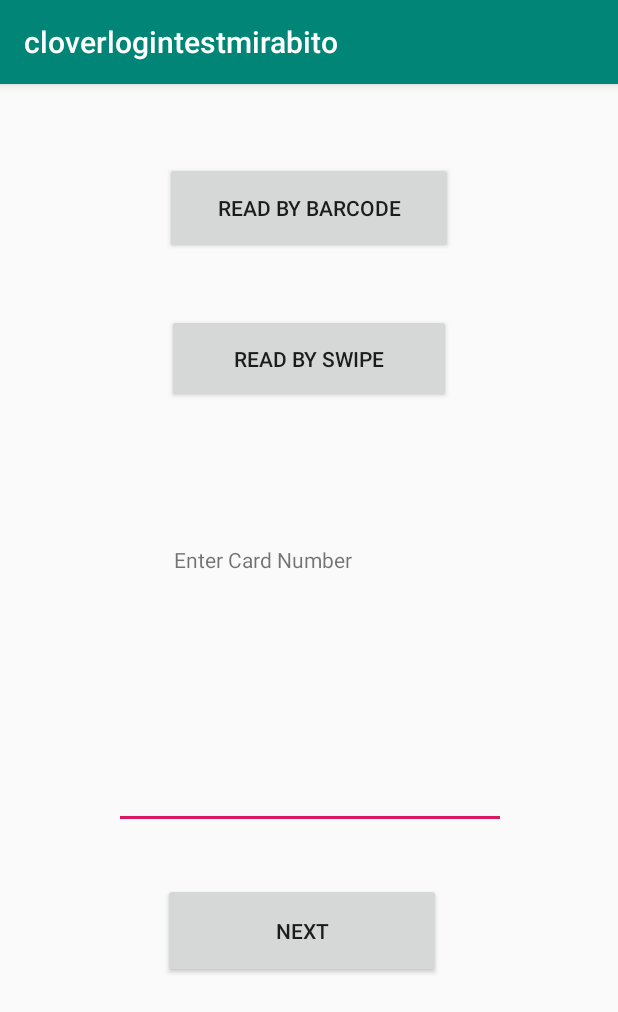
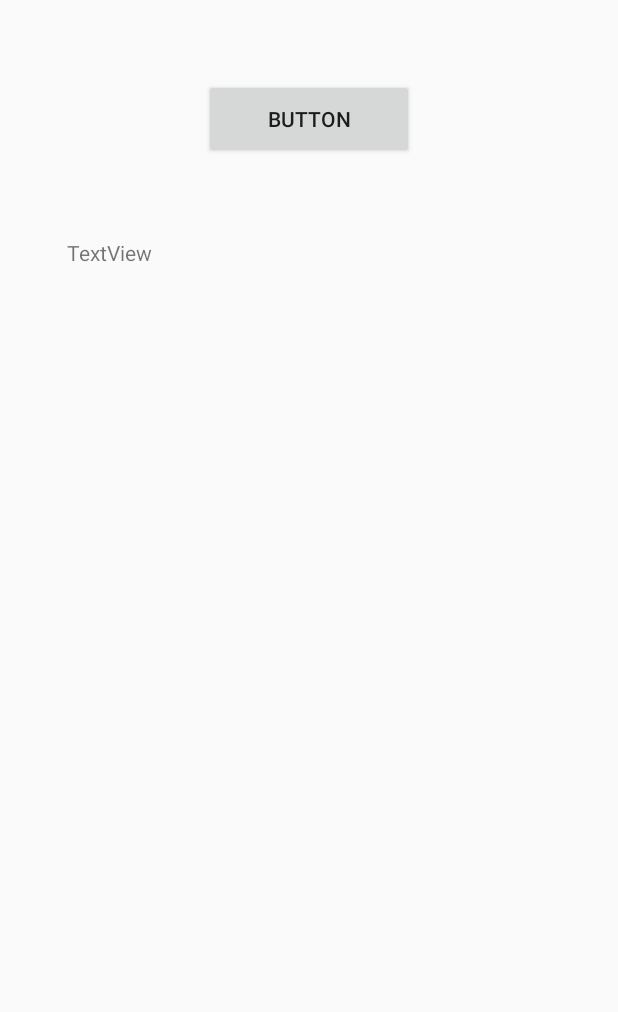
Before and after one commit to uck16m1997/cloverlogintestmirabito, an Android app: the MainMenu screen opened directly, with no data from a screen before it, after a tap on "READ BY SWIPE", on a phone screen of 412 x 824 dp. Shown: the top 1012 px of the screen. Run offline under Robolectric (Android 15) with nearby library versions, the phone set to English and light mode, and no system bars.

Commit message:
huh prime

```diff
--- a/app/src/main/java/com/example/cloverlogintestmirabito/MainMenu.java
+++ b/app/src/main/java/com/example/cloverlogintestmirabito/MainMenu.java
@@ -37,6 +37,7 @@ public class MainMenu extends AppCompatActivity {
         button9.setOnClickListener(new View.OnClickListener() {
             public void onClick(View v) {
                 // your handler code here
+                jumpjson();
             }
         });
 
@@ -52,7 +53,11 @@ public class MainMenu extends AppCompatActivity {
             }
         });
     }
-
+    public void jumpjson(){
+        Intent intent =new Intent(this, jasonactivity.class);
+        startActivity(intent);
+        //null check TODO
+    }
     public void jumptobarcode(){
         Intent intent =new Intent(this, BarcodeScannerTestActivity.class);
         startActivity(intent);
--- /dev/null
+++ b/app/src/main/res/layout/activity_jasonactivity.xml
@@ -0,0 +1,29 @@
+<?xml version="1.0" encoding="utf-8"?>
+<androidx.constraintlayout.widget.ConstraintLayout xmlns:android="http://schemas.android.com/apk/res/android"
+    xmlns:app="http://schemas.android.com/apk/res-auto"
+    xmlns:tools="http://schemas.android.com/tools"
+    android:layout_width="match_parent"
+    android:layout_height="match_parent"
+    tools:context=".jasonactivity">
+
+    <Button
+        android:id="@+id/button2"
+        android:layout_width="140dp"
+        android:layout_height="53dp"
+        android:text="Button"
+        app:layout_constraintBottom_toTopOf="@+id/textView"
+        app:layout_constraintEnd_toEndOf="parent"
+        app:layout_constraintStart_toStartOf="parent"
+        app:layout_constraintTop_toTopOf="parent" />
+
+    <TextView
+        android:id="@+id/textView"
+        android:layout_width="323dp"
+        android:layout_height="507dp"
+        android:text="TextView"
+        app:layout_constraintBottom_toBottomOf="parent"
+        app:layout_constraintEnd_toEndOf="parent"
+        app:layout_constraintStart_toStartOf="parent"
+        app:layout_constraintTop_toTopOf="parent"
+        android:scrollbars = "vertical"/>
+</androidx.constraintlayout.widget.ConstraintLayout>
--- a/app/src/main/res/values/strings.xml
+++ b/app/src/main/res/values/strings.xml
@@ -6,4 +6,5 @@
     <string name="enter_card_number">Enter Card Number</string>
     <string name="next">Next</string>
     <string name="textview">TextView</string>
+    <string name="title_activity_jasonactivity">jasonactivity</string>
 </resources>
```
Also changed, not shown: app/src/main/AndroidManifest.xml (+8 -4 lines), app/src/main/java/com/example/cloverlogintestmirabito/jasonactivity.java (added, +98 -0 lines), app/src/main/java/com/example/cloverlogintestmirabito/offer.java (+16 -0 lines).
